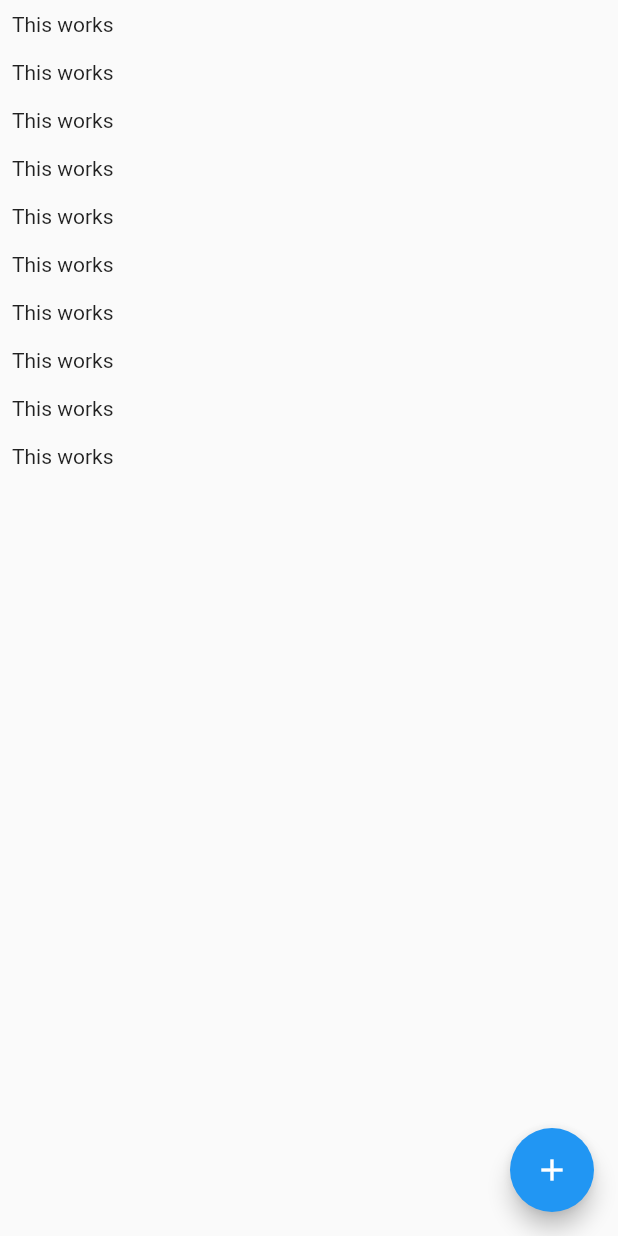
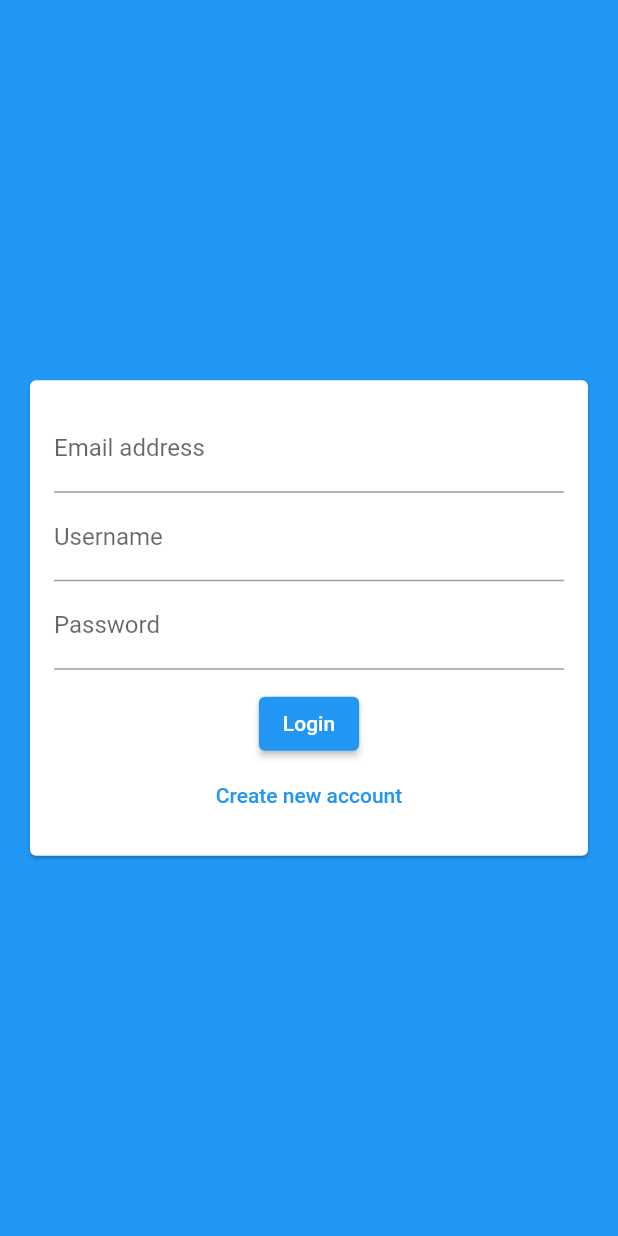
Before and after one commit to nonsocchi/chat-app-firestore, a Flutter app: the screen it shows after launch, on a phone screen of 412 x 824 dp. Run offline on Flutter 3.47's test engine with Material 2 defaults, Android fonts, the phone set to English and light mode, and no system bars; our stand-ins replace cloud_firestore, firebase_core; accounts and stored records are empty.

Commit message:
created auth screen draft.

```diff
--- a/lib/main.dart
+++ b/lib/main.dart
@@ -1,3 +1,4 @@
+import 'package:chat_app/screens/auth_screen.dart';
 import 'package:chat_app/screens/chat_screen.dart';
 import 'package:flutter/material.dart';
 import 'package:firebase_core/firebase_core.dart';
@@ -20,7 +21,7 @@ class MyApp extends StatelessWidget {
       theme: ThemeData(
         primarySwatch: Colors.blue,
       ),
-      home: const ChatScreen(),
+      home: const AuthScreen(),
     );
   }
 }
--- a/lib/screens/auth_screen.dart
+++ b/lib/screens/auth_screen.dart
@@ -0,0 +1,20 @@
+import 'package:flutter/material.dart';
+import 'package:chat_app/widgets/auth_form.dart';
+
+class AuthScreen extends StatefulWidget {
+  const AuthScreen({Key? key}) : super(key: key);
+
+  @override
+  State<AuthScreen> createState() => _AuthScreenState();
+}
+
+class _AuthScreenState extends State<AuthScreen> {
+  @override
+  Widget build(BuildContext context) {
+    return Scaffold(
+      backgroundColor: Theme.of(context).colorScheme.primary,
+      // ignore: prefer_const_constructors
+      body: AuthForm(),
+    );
+  }
+}
--- /dev/null
+++ b/lib/widgets/auth_form.dart
@@ -0,0 +1,52 @@
+import 'package:flutter/material.dart';
+
+class AuthForm extends StatefulWidget {
+  const AuthForm({Key? key}) : super(key: key);
+
+  @override
+  State<AuthForm> createState() => _AuthFormState();
+}
+
+class _AuthFormState extends State<AuthForm> {
+  @override
+  Widget build(BuildContext context) {
+    return Center(
+      child: Card(
+        margin: EdgeInsets.all(20),
+        child: SingleChildScrollView(
+          child: Padding(
+            padding: EdgeInsets.all(16),
+            child: Form(
+              child: Column(
+                mainAxisSize: MainAxisSize.min,
+                children: [
+                  TextFormField(
+                    keyboardType: TextInputType.emailAddress,
+                    decoration:
+                        const InputDecoration(labelText: 'Email address'),
+                  ),
+                  TextFormField(
+                    decoration: const InputDecoration(labelText: 'Username'),
+                  ),
+                  TextFormField(
+                    decoration: const InputDecoration(labelText: 'Password'),
+                    obscureText: true,
+                  ),
+                  const SizedBox(height: 12),
+                  ElevatedButton(
+                    onPressed: () {},
+                    child: const Text('Login'),
+                  ),
+                  TextButton(
+                    onPressed: () {},
+                    child: const Text('Create new account'),
+                  ),
+                ],
+              ),
+            ),
+          ),
+        ),
+      ),
+    );
+  }
+}
```
Also changed, not shown: lib/screens/chat_screen.dart (+22 -12 lines).
